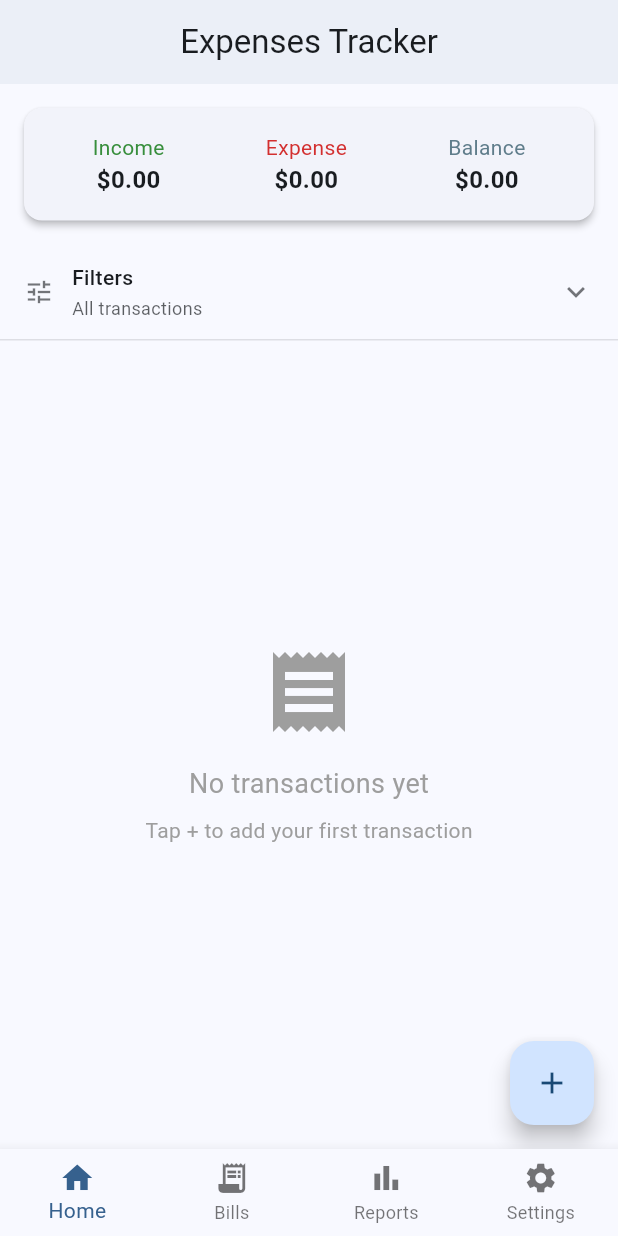
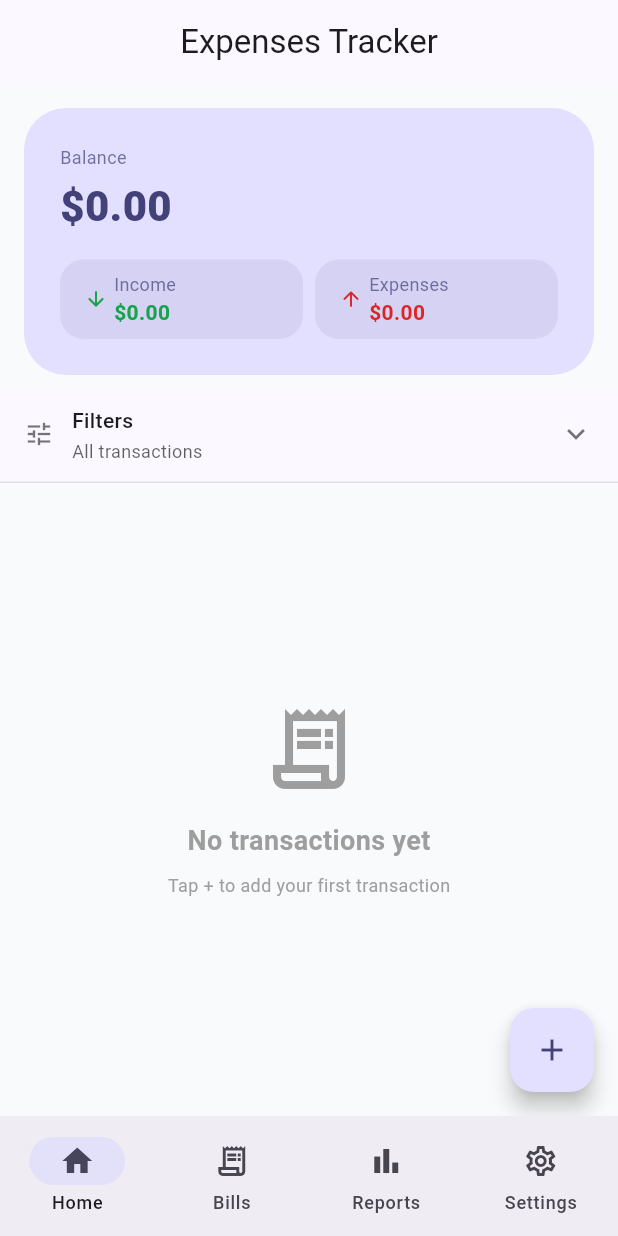
Before and after one commit to OleksSobol/expenses-tracker, a Flutter app: the screen it shows after launch, on a phone screen of 412 x 824 dp. Run offline on Flutter 3.47's test engine with Material 3 defaults, Android fonts, the phone set to English and light mode, and no system bars; our stand-ins replace device_info_plus, fl_chart, flutter_local_notifications, image_picker, package_info_plus, permission_handler and 3 more; missing offline and left inert: google_mlkit_text_recognition; accounts and stored records are empty.

Commit message:
UI: improve home screen, nav bar, theme tokens, and transaction list
- Switch BottomNavigationBar to NavigationBar (M3)
- Seed theme with AppColors.primary, add card/appBar theme defaults
- Redesign TransactionSummary with balance hero + income/expense tiles
- Redesign TransactionListItem with card layout and app tokens
- Use AppDurations/AppRadius tokens in TransactionFilterBar
- Add camera/storage permissions to AndroidManifest for OCR scanner
- Update generated platform plugin registrants for file_selector

```diff
--- a/lib/main.dart
+++ b/lib/main.dart
@@ -8,6 +8,7 @@ import 'screens/bills_screen.dart';
 import 'screens/home_screen.dart';
 import 'screens/reports_screen.dart';
 import 'models/category.dart';
+import 'theme/app_tokens.dart';
 
 
 void main() async {
@@ -77,23 +78,38 @@ class _MyAppState extends State<ExpensesTrackerApp> {
 
       // Light theme
       theme: ThemeData(
-        colorSchemeSeed: Colors.blue, // Your brand color
+        colorSchemeSeed: AppColors.primary,
         useMaterial3: true,
         brightness: Brightness.light,
+        scaffoldBackgroundColor: AppColors.background,
+        cardTheme: CardThemeData(
+          shape: RoundedRectangleBorder(
+            borderRadius: BorderRadius.circular(AppRadius.medium),
+          ),
+          elevation: 1,
+        ),
         appBarTheme: AppBarTheme(
           centerTitle: true,
-          elevation: 2,
+          elevation: 0,
+          scrolledUnderElevation: 1,
         ),
       ),
 
       // Dark theme
       darkTheme: ThemeData(
-        colorSchemeSeed: Colors.blue, // Same brand color
+        colorSchemeSeed: AppColors.primary,
         useMaterial3: true,
         brightness: Brightness.dark,
+        cardTheme: CardThemeData(
+          shape: RoundedRectangleBorder(
+            borderRadius: BorderRadius.circular(AppRadius.medium),
+          ),
+          elevation: 1,
+        ),
         appBarTheme: AppBarTheme(
           centerTitle: true,
-          elevation: 2,
+          elevation: 0,
+          scrolledUnderElevation: 1,
         ),
       ),
 
@@ -134,29 +150,32 @@ class _MainNavigationState extends State<MainNavigation> {
   Widget build(BuildContext context) {
     return Scaffold(
       body: _screens[_currentIndex],
-      bottomNavigationBar: BottomNavigationBar(
-        currentIndex: _currentIndex,
-        onTap: (index) {
+      bottomNavigationBar: NavigationBar(
+        selectedIndex: _currentIndex,
+        onDestinationSelected: (index) {
           setState(() {
             _currentIndex = index;
           });
         },
-        type: BottomNavigationBarType.fixed,
-        items: [
-          BottomNavigationBarItem(
-            icon: Icon(Icons.home),
+        destinations: const [
+          NavigationDestination(
+            icon: Icon(Icons.home_outlined),
+            selectedIcon: Icon(Icons.home),
             label: 'Home',
           ),
-          BottomNavigationBarItem(
-            icon: Icon(Icons.receipt_long),
+          NavigationDestination(
+            icon: Icon(Icons.receipt_long_outlined),
+            selectedIcon: Icon(Icons.receipt_long),
             label: 'Bills',
           ),
-          BottomNavigationBarItem(
-            icon: Icon(Icons.bar_chart),
+          NavigationDestination(
+            icon: Icon(Icons.bar_chart_outlined),
+            selectedIcon: Icon(Icons.bar_chart),
             label: 'Reports',
           ),
-          BottomNavigationBarItem(
-            icon: Icon(Icons.settings),
+          NavigationDestination(
+            icon: Icon(Icons.settings_outlined),
+            selectedIcon: Icon(Icons.settings),
             label: 'Settings',
           ),
         ],
--- a/lib/screens/home_screen.dart
+++ b/lib/screens/home_screen.dart
@@ -5,6 +5,7 @@ import '../models/category.dart';
 import '../widgets/transaction_list_item.dart';
 import '../widgets/transaction_summary.dart';
 import '../services/transaction_service.dart';
+import '../theme/app_tokens.dart';
 import 'add_transaction_screen.dart';
 import '../widgets/transaction_filter_bar.dart';
 
@@ -164,16 +165,16 @@ class _HomeScreenState extends State<HomeScreen> {
                     child: Column(
                       mainAxisAlignment: MainAxisAlignment.center,
                       children: [
-                        Icon(Icons.receipt, size: 64, color: Colors.grey),
-                        SizedBox(height: 16),
+                        Icon(Icons.receipt_long_outlined, size: 64, color: Colors.grey),
+                        const SizedBox(height: AppSpacing.md),
                         Text(
                           'No transactions yet',
-                          style: TextStyle(fontSize: 18, color: Colors.grey),
+                          style: AppTypography.sectionTitle.copyWith(color: Colors.grey),
                         ),
-                        SizedBox(height: 8),
+                        const SizedBox(height: AppSpacing.sm),
                         Text(
                           'Tap + to add your first transaction',
-                          style: TextStyle(color: Colors.grey),
+                          style: AppTypography.caption,
                         ),
                       ],
                     ),
--- a/lib/widgets/transaction_filter_bar.dart
+++ b/lib/widgets/transaction_filter_bar.dart
@@ -2,6 +2,7 @@
 import 'package:expenses_tracker/models/category.dart';
 import 'package:flutter/material.dart';
 import '../models/transaction_filter.dart';
+import '../theme/app_tokens.dart';
 import 'package:intl/intl.dart';
 
 class TransactionFilterBar extends StatefulWidget {
@@ -28,7 +29,7 @@ class _TransactionFilterBarState extends State<TransactionFilterBar>
   void initState() {
     super.initState();
     _animationController = AnimationController(
-      duration: const Duration(milliseconds: 300),
+      duration: AppDurations.slow,
       vsync: this,
     );
     _expandAnimation = CurvedAnimation(
@@ -159,7 +160,7 @@ class _TransactionFilterBarState extends State<TransactionFilterBar>
                     // Expand/collapse icon
                     AnimatedRotation(
                       turns: _isExpanded ? 0.5 : 0.0,
-                      duration: const Duration(milliseconds: 300),
+                      duration: AppDurations.slow,
                       child: Icon(
                         Icons.expand_more,
                         color: Theme.of(context).colorScheme.onSurface.withValues(alpha: 0.6),
@@ -270,7 +271,7 @@ class _TransactionFilterBarState extends State<TransactionFilterBar>
                             padding: const EdgeInsets.symmetric(horizontal: 12, vertical: 8),
                             decoration: BoxDecoration(
                               color: Theme.of(context).colorScheme.primaryContainer,
-                              borderRadius: BorderRadius.circular(8),
+                              borderRadius: BorderRadius.circular(AppRadius.small),
                             ),
                             child: Text(
                               'Selected: ${DateFormat('MMM dd, yyyy').format(widget.filter.startDate!)} - ${DateFormat('MMM dd, yyyy').format(widget.filter.endDate!)}',
--- a/lib/widgets/transaction_list_item.dart
+++ b/lib/widgets/transaction_list_item.dart
@@ -1,5 +1,6 @@
 // widgets/transaction_list_item.dart
 import 'package:flutter/material.dart';
+import '../theme/app_tokens.dart';
 import '../utils/category_helpers.dart';
 
 class TransactionListItem extends StatelessWidget {
@@ -17,6 +18,7 @@ class TransactionListItem extends StatelessWidget {
   @override
   Widget build(BuildContext context) {
     final category = getCategoryById(transaction['categoryId']);
+    final isExpense = transaction['type'] == 'expense';
 
     return Dismissible(
       key: Key(transaction['id'].toString()),
@@ -28,45 +30,69 @@ class TransactionListItem extends StatelessWidget {
           const SnackBar(content: Text('Transaction deleted')),
         );
       },
+      child: Card(
+        margin: const EdgeInsets.symmetric(
+          horizontal: AppSpacing.md,
+          vertical: AppSpacing.xs,
+        ),
         child: ListTile(
-        leading: CircleAvatar(
-          backgroundColor: category!.color.withValues(alpha: 0.2),
-          child: Icon(category.icon, color: category.color),
+          contentPadding: const EdgeInsets.symmetric(
+            horizontal: AppSpacing.md,
+            vertical: AppSpacing.xs,
+          ),
+          leading: Container(
+            width: 44,
+            height: 44,
+            decoration: BoxDecoration(
+              color: category!.color.withValues(alpha: 0.15),
+              borderRadius: BorderRadius.circular(AppRadius.small),
+            ),
+            child: Icon(category.icon, color: category.color, size: 22),
           ),
           title: Text(
             '${transaction['note']}',
-          style: const TextStyle(fontSize: 16, fontWeight: FontWeight.w600),
+            style: AppTypography.body.copyWith(fontWeight: FontWeight.w600),
           ),
-        subtitle: RichText(
+          subtitle: Padding(
+            padding: const EdgeInsets.only(top: AppSpacing.xs),
+            child: RichText(
               text: TextSpan(
                 text: "${transaction['type'].toUpperCase()} | ",
-            style: TextStyle(color: Colors.grey[700]),
+                style: AppTypography.caption,
                 children: [
                   TextSpan(
                     text: formatDate(transaction['date']),
-                style: TextStyle(color: Colors.grey[500], fontSize: 12),
+                    style: AppTypography.caption,
                   )
                 ],
               ),
             ),
+          ),
           trailing: Text(
             formatAmount(transaction['amount']),
-          style: TextStyle(
-            fontSize: 16,
+            style: AppTypography.body.copyWith(
               fontWeight: FontWeight.bold,
-            color: transaction['type'] == 'expense' ? Colors.red : Colors.green,
+              color: isExpense ? AppColors.error : AppColors.success,
             ),
           ),
           onTap: onTap,
+        ),
       ),
     );
   }
 
   Widget _buildDeleteBackground() {
     return Container(
-      color: Colors.red,
+      margin: const EdgeInsets.symmetric(
+        horizontal: AppSpacing.md,
+        vertical: AppSpacing.xs,
+      ),
+      decoration: BoxDecoration(
+        color: AppColors.error,
+        borderRadius: BorderRadius.circular(AppRadius.medium),
+      ),
       alignment: Alignment.centerRight,
-      padding: const EdgeInsets.symmetric(horizontal: 20),
+      padding: const EdgeInsets.symmetric(horizontal: AppSpacing.lg),
       child: const Icon(Icons.delete, color: Colors.white),
     );
   }
--- a/lib/widgets/transaction_summary.dart
+++ b/lib/widgets/transaction_summary.dart
@@ -1,4 +1,5 @@
 import 'package:flutter/material.dart';
+import '../theme/app_tokens.dart';
 
 class TransactionSummary extends StatelessWidget {
   final double income;
@@ -14,35 +15,122 @@ class TransactionSummary extends StatelessWidget {
 
   @override
   Widget build(BuildContext context) {
+    final colorScheme = Theme.of(context).colorScheme;
+    final isPositive = balance >= 0;
+
     return Padding(
-      padding: const EdgeInsets.all(12.0),
-      child: Card(
-        elevation: 2,
-        shape: RoundedRectangleBorder(borderRadius: BorderRadius.circular(12)),
-        child: Padding(
-          padding: const EdgeInsets.symmetric(vertical: 16, horizontal: 12),
-          child: Row(
-            mainAxisAlignment: MainAxisAlignment.spaceAround,
+      padding: const EdgeInsets.fromLTRB(
+        AppSpacing.md,
+        AppSpacing.md,
+        AppSpacing.md,
+        AppSpacing.sm,
+      ),
+      child: Container(
+        padding: const EdgeInsets.all(AppSpacing.lg),
+        decoration: BoxDecoration(
+          borderRadius: BorderRadius.circular(AppRadius.hero),
+          color: colorScheme.primaryContainer,
+        ),
+        child: Column(
+          crossAxisAlignment: CrossAxisAlignment.start,
           children: [
-              _buildColumn('Income', income, Colors.green[700]!),
-              _buildColumn('Expense', expense, Colors.red[700]!),
-              _buildColumn('Balance', balance, Colors.blueGrey),
+            Text(
+              'Balance',
+              style: AppTypography.caption.copyWith(
+                color: colorScheme.onPrimaryContainer.withValues(alpha: 0.7),
+              ),
+            ),
+            const SizedBox(height: AppSpacing.xs),
+            Text(
+              '\$${balance.toStringAsFixed(2)}',
+              style: AppTypography.hero.copyWith(
+                color: isPositive
+                    ? colorScheme.onPrimaryContainer
+                    : AppColors.error,
+              ),
+            ),
+            const SizedBox(height: AppSpacing.md),
+            Row(
+              children: [
+                Expanded(
+                  child: _MetricTile(
+                    label: 'Income',
+                    value: '\$${income.toStringAsFixed(2)}',
+                    color: AppColors.success,
+                    icon: Icons.arrow_downward_rounded,
+                  ),
+                ),
+                const SizedBox(width: AppSpacing.sm),
+                Expanded(
+                  child: _MetricTile(
+                    label: 'Expenses',
+                    value: '\$${expense.toStringAsFixed(2)}',
+                    color: AppColors.error,
+                    icon: Icons.arrow_upward_rounded,
+                  ),
+                ),
               ],
             ),
+          ],
         ),
       ),
     );
   }
+}
 
-  Widget _buildColumn(String label, double value, Color color) {
-    return Column(
+class _MetricTile extends StatelessWidget {
+  final String label;
+  final String value;
+  final Color color;
+  final IconData icon;
+
+  const _MetricTile({
+    required this.label,
+    required this.value,
+    required this.color,
+    required this.icon,
+  });
+
+  @override
+  Widget build(BuildContext context) {
+    final colorScheme = Theme.of(context).colorScheme;
+
+    return Container(
+      padding: const EdgeInsets.symmetric(
+        horizontal: AppSpacing.md,
+        vertical: AppSpacing.sm,
+      ),
+      decoration: BoxDecoration(
+        color: colorScheme.onPrimaryContainer.withValues(alpha: 0.08),
+        borderRadius: BorderRadius.circular(AppRadius.medium),
+      ),
+      child: Row(
         children: [
-        Text(label, style: TextStyle(color: color)),
+          Icon(icon, size: 16, color: color),
+          const SizedBox(width: AppSpacing.xs),
+          Expanded(
+            child: Column(
+              crossAxisAlignment: CrossAxisAlignment.start,
+              children: [
                 Text(
-          '\$${value.toStringAsFixed(2)}',
-          style: const TextStyle(fontSize: 16, fontWeight: FontWeight.bold),
+                  label,
+                  style: AppTypography.caption.copyWith(
+                    color: colorScheme.onPrimaryContainer.withValues(alpha: 0.7),
+                  ),
+                ),
+                Text(
+                  value,
+                  style: AppTypography.body.copyWith(
+                    fontWeight: FontWeight.w600,
+                    color: color,
+                  ),
+                  overflow: TextOverflow.ellipsis,
                 ),
               ],
+            ),
+          ),
+        ],
+      ),
     );
   }
 }
```
Also changed, not shown: 6 other files. Lines whose indentation alone changed are shown as unchanged.
